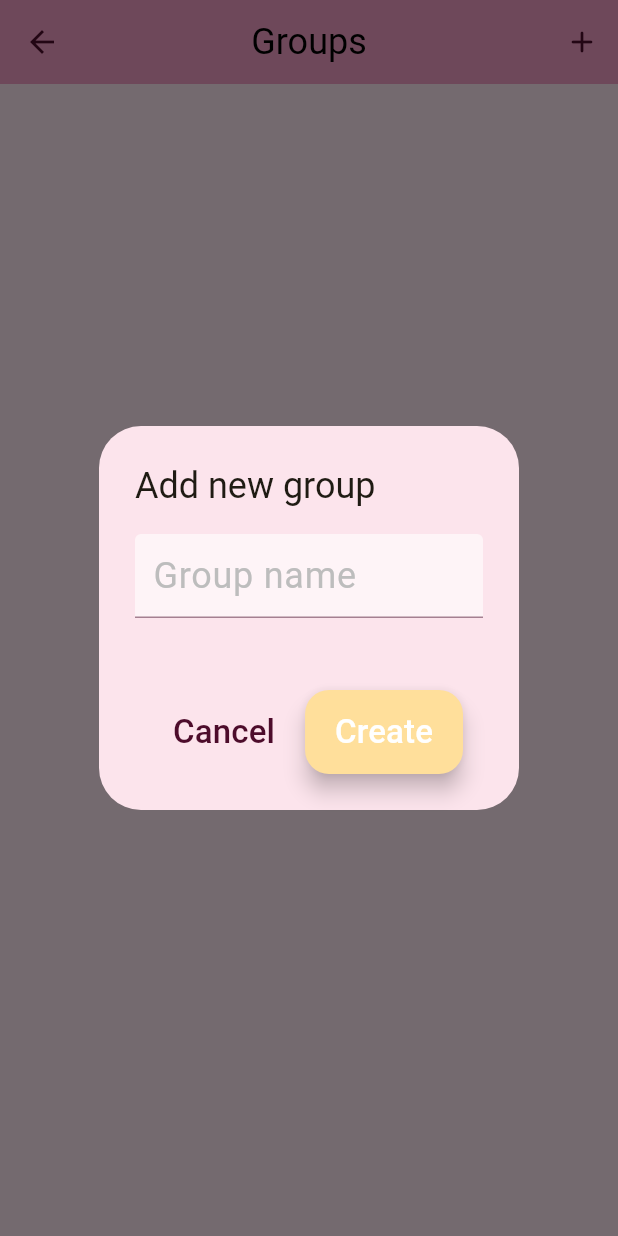
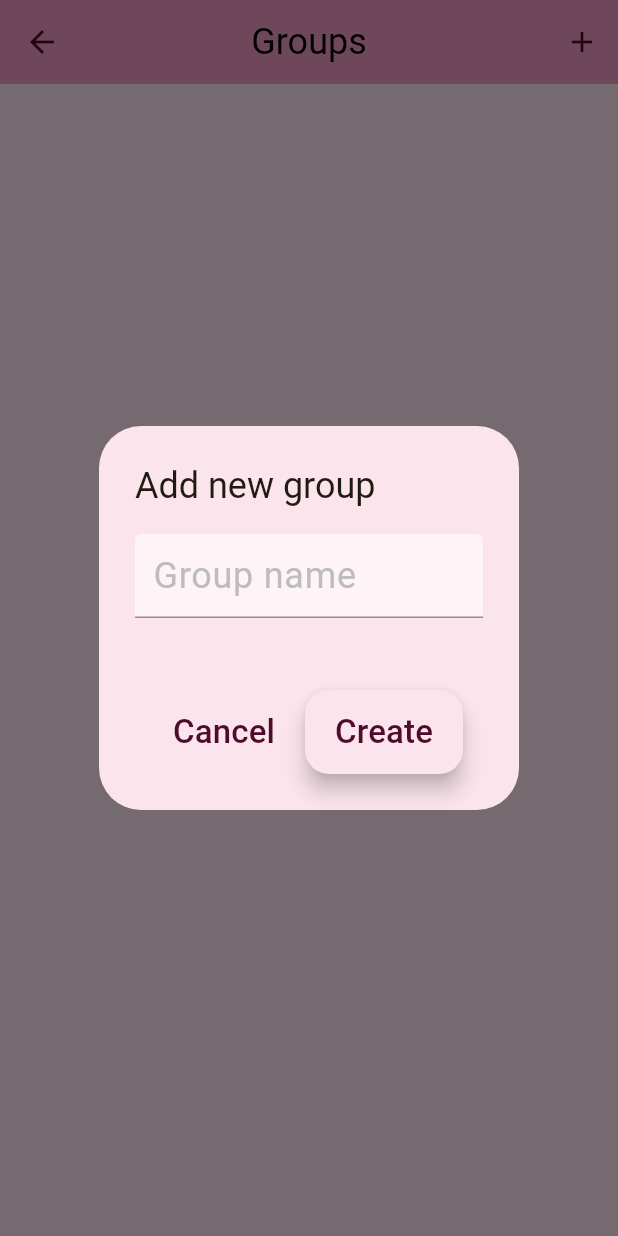
Before and after one commit to NiyongaboEric/HumanDev, a Flutter app: the GroupsScreen screen opened directly with empty values, after a tap on the "add" icon, on a phone screen of 412 x 824 dp. Run offline on Flutter 3.47's test engine with Material 3 defaults, Android fonts, the phone set to English and light mode, and no system bars; our stand-ins replace bloc, connectivity, country_picker, dio, equatable, file_picker and 14 more; missing offline and left inert: alphabet_list_view, currency_picker, dart:ffi, pdf_viewer_plugin, syncfusion_flutter_core; accounts and stored records are empty.

Commit message:
feat SP-306: Fix 11th January Version Bugs (#20)
* fix: fixd minor bugs + invoice table enhancements

* fix: solved transaction http request error

* fix: tag schema bug fix

* feat: update invoice

* fix: fix minor bugs

* fix: registration bugs

* fix: creating and updating contact data

* fix: 11 Jan bugs

```diff
--- a/lib/data/person/model/person_model.dart
+++ b/lib/data/person/model/person_model.dart
@@ -1,6 +1,7 @@
 import 'package:seymo_pay_mobile_application/data/invoice/model/invoice_model.dart';
 
 import '../../groups/model/group_model.dart';
+import 'person_request.dart';
 
 var schema = {
   "id": 150,
@@ -173,6 +174,7 @@ class PersonModel {
   final String? phoneNumber1;
   final String? phoneNumber2;
   final String? phoneNumber3;
+  final Address? address;
   final bool isLegal;
   final String? organizationName;
   final String createdAt;
@@ -217,6 +219,7 @@ class PersonModel {
     this.phoneNumber1,
     this.phoneNumber2,
     this.phoneNumber3,
+    this.address,
     required this.isLegal,
     this.organizationName,
     required this.createdAt,
@@ -254,6 +257,9 @@ class PersonModel {
       phoneNumber1: json['phoneNumber1'],
       phoneNumber2: json['phoneNumber2'],
       phoneNumber3: json['phoneNumber3'],
+      address: json['address'] != null
+          ? Address.fromJson(json['address'] as Map<String, dynamic>)
+          : null,
       isLegal: json['isLegal'],
       organizationName: json['organizationName'],
       createdAt: json['createdAt'],
@@ -300,6 +306,7 @@ class PersonModel {
       'phoneNumber1': phoneNumber1,
       'phoneNumber2': phoneNumber2,
       'phoneNumber3': phoneNumber3,
+      'address': address != null ? address!.toJson() : null,
       'isLegal': isLegal,
       'organizationName': organizationName,
       'createdAt': createdAt,
--- a/lib/ui/screens/auth/login.dart
+++ b/lib/ui/screens/auth/login.dart
@@ -131,6 +131,7 @@ class _LoginScreenState extends State<LoginScreen> {
                     CustomTextField(
                       hintText: "Email or Phone number",
                       controller: emailOrPhoneNumberController,
+                      textCapitalization: TextCapitalization.none,
                       validator: (value) {
                         if (value!.isEmpty) {
                           return "Please enter your email or phone number";
--- a/lib/ui/screens/main/contacts/groups.dart
+++ b/lib/ui/screens/main/contacts/groups.dart
@@ -4,6 +4,7 @@ import 'package:get_it/get_it.dart';
 import 'package:getwidget/getwidget.dart';
 import 'package:seymo_pay_mobile_application/data/auth/model/auth_response.dart';
 import 'package:seymo_pay_mobile_application/data/constants/shared_prefs.dart';
+import 'package:seymo_pay_mobile_application/data/groups/model/group_request.dart';
 import 'package:seymo_pay_mobile_application/ui/screens/auth/auth_bloc/auth_bloc.dart';
 import 'package:seymo_pay_mobile_application/ui/screens/auth/group_bloc/groups_bloc.dart';
 import 'package:seymo_pay_mobile_application/ui/screens/auth/login.dart';
@@ -43,6 +44,11 @@ class _GroupsScreenState extends State<GroupsScreen> {
   // Get Groups
   _getGroups() {
     sl<GroupsBloc>().add(const GroupsEventGetGroups());
+  }
+
+  // Create Group
+  _createGroup() {
+    sl<GroupsBloc>().add(GroupsEventCreateGroup(GroupRequest(name: groupNameController.text)));
   }
 
   // Refresh Tokens
@@ -166,7 +172,7 @@ class _GroupsScreenState extends State<GroupsScreen> {
       return Scaffold(
         backgroundColor: _backgroundColorSelection(),
         appBar: _buildAppBar(),
-        body: _buildListView(),
+        body: _buildListView(state),
       );
     });
   }
@@ -194,11 +200,11 @@ class _GroupsScreenState extends State<GroupsScreen> {
         ]);
   }
 
-  void _addGroup(Group group) {
-    setState(() {
-      groups.add(group);
-    });
-  }
+  // void _addGroup(Group group) {
+  //   setState(() {
+  //     groups.add(group);
+  //   });
+  // }
 
   Color primaryColorSelection(ContactSelection contactSelection) {
     switch (contactSelection) {
@@ -218,10 +224,13 @@ class _GroupsScreenState extends State<GroupsScreen> {
     }
   }
 
-  ListView _buildListView() {
+  ListView _buildListView(GroupsState state) {
     return ListView(
       children: [
         for (var group in groups) _buildGroupListTile(group),
+        state.isLoading
+            ? const Center(child: GFLoader(type: GFLoaderType.ios,))
+            : Container(),
       ],
     );
   }
@@ -268,12 +277,12 @@ class _GroupsScreenState extends State<GroupsScreen> {
             ),
           ),
           DefaultBtn(
+            btnColor: primaryColorSelection(widget.contactSelection),
+            textColor: secondaryColorSelection(widget.contactSelection),
             text: "Create",
             onPressed: () {
               if (groupNameController.text.isNotEmpty) {
-                _addGroup(Group(
-                  name: groupNameController.text,
-                ));
+                _createGroup();
               }
             }
           ),
--- a/lib/ui/screens/main/person/parent.dart
+++ b/lib/ui/screens/main/person/parent.dart
@@ -1711,10 +1711,7 @@ class _ParentsState extends State<Parents> {
                   MaterialPageRoute(
                     builder: (context) => PersonDetails(
                       screenFunction: ScreenFunction.add,
-                      contactVariant:
-                          widget.parentSection == ParentSection.students
-                              ? ContactVariant.student
-                              : ContactVariant.others,
+                      contactVariant: ContactVariant.others,
                     ),
                   ));
 
--- a/lib/ui/utilities/constants.dart
+++ b/lib/ui/utilities/constants.dart
@@ -51,7 +51,7 @@ class Constants {
   static const genders = ["MALE", "FEMALE", "OTHER"];
 
   // Default Person Types
-  static const personTypes = ["Student", "Teacher", "Parent", "Supplier"];
+  static const personTypes = ["Student", "Teacher", "Relative", "Supplier"];
 
   // Dynamic Person Types
   static const dynamicPersonTypes = ["Other people", "Other organization"];
@@ -62,7 +62,7 @@ class Constants {
   // Person Roles
   static const personRoles = [
     // "Student",
-    "Parent",
+    "Relative",
     "Teacher",
     "Supplier",
   ];
--- a/lib/ui/widgets/inputs/text_field.dart
+++ b/lib/ui/widgets/inputs/text_field.dart
@@ -11,6 +11,7 @@ class CustomTextField extends StatefulWidget {
   final Function(String)? onChanged;
   final TextEditingController controller;
   final TextInputType? inputType;
+  final TextCapitalization? textCapitalization;
   final Color? fillColor;
   final double? hintTextSize;
   final double? fontSize;
@@ -24,6 +25,7 @@ class CustomTextField extends StatefulWidget {
     required this.controller,
     this.validator,
     this.inputType,
+    this.textCapitalization,
     this.onChanged,
     required this.color,
     this.fillColor,
@@ -67,7 +69,7 @@ class _CustomTextFieldState extends State<CustomTextField> {
         controller: widget.controller,
         obscureText: textVisibility ?? false,
         keyboardType: widget.inputType ?? TextInputType.text,
-        textCapitalization: TextCapitalization.sentences,
+        textCapitalization: widget.textCapitalization ?? TextCapitalization.sentences,
         cursorColor: widget.color,
         style: const TextStyle(fontSize: 24),
         decoration: InputDecoration(
--- a/lib/ui/widgets/pickers/date_picker.dart
+++ b/lib/ui/widgets/pickers/date_picker.dart
@@ -39,7 +39,7 @@ class _DatePickerState extends State<DatePicker> {
         showDatePicker(
             context: context,
             initialDate: DateTime.now(),
-            firstDate: DateTime(2000),
+            firstDate: DateTime(1900),
             lastDate: DateTime(2101),
             builder: (context, child) {
               return Theme(
```
Also changed, not shown: lib/data/person/model/person_request.dart (+9 -0 lines), lib/ui/screens/main/contacts/person_details.dart (+6 -2 lines), lib/ui/screens/main/invoice/student_invoice/people_list.dart (+57 -21 lines), lib/ui/widgets/inputs/phone_number_field.dart (+14 -5 lines), lib/ui/widgets/invoice/invoice_table.dart (+55 -25 lines).
